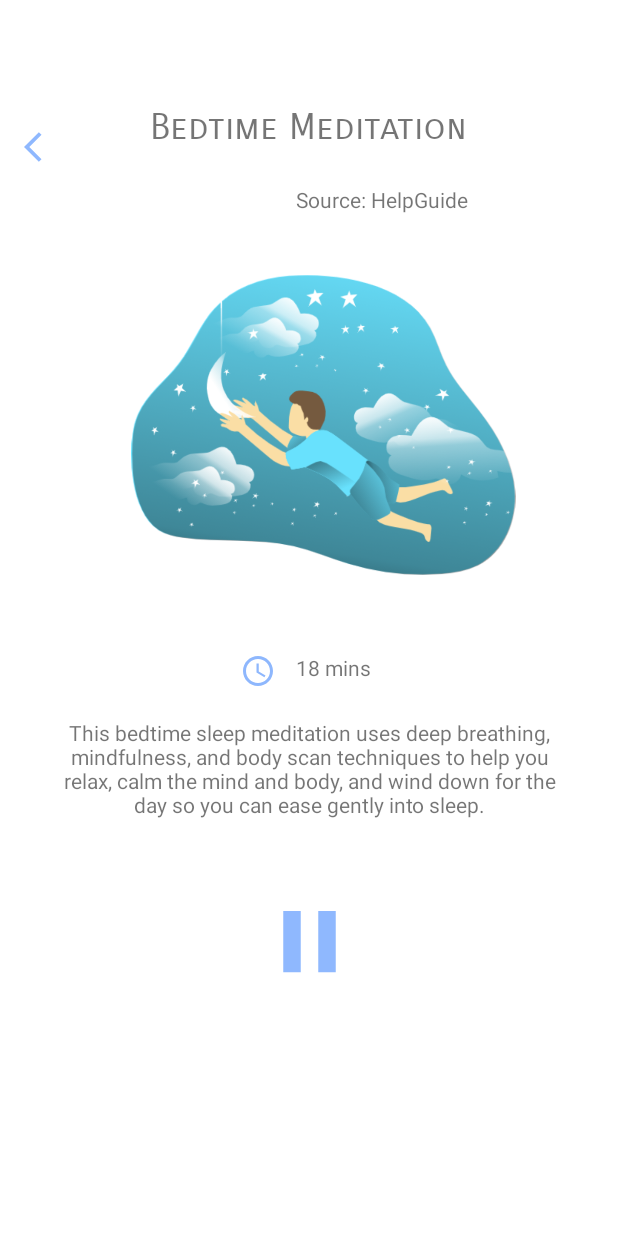
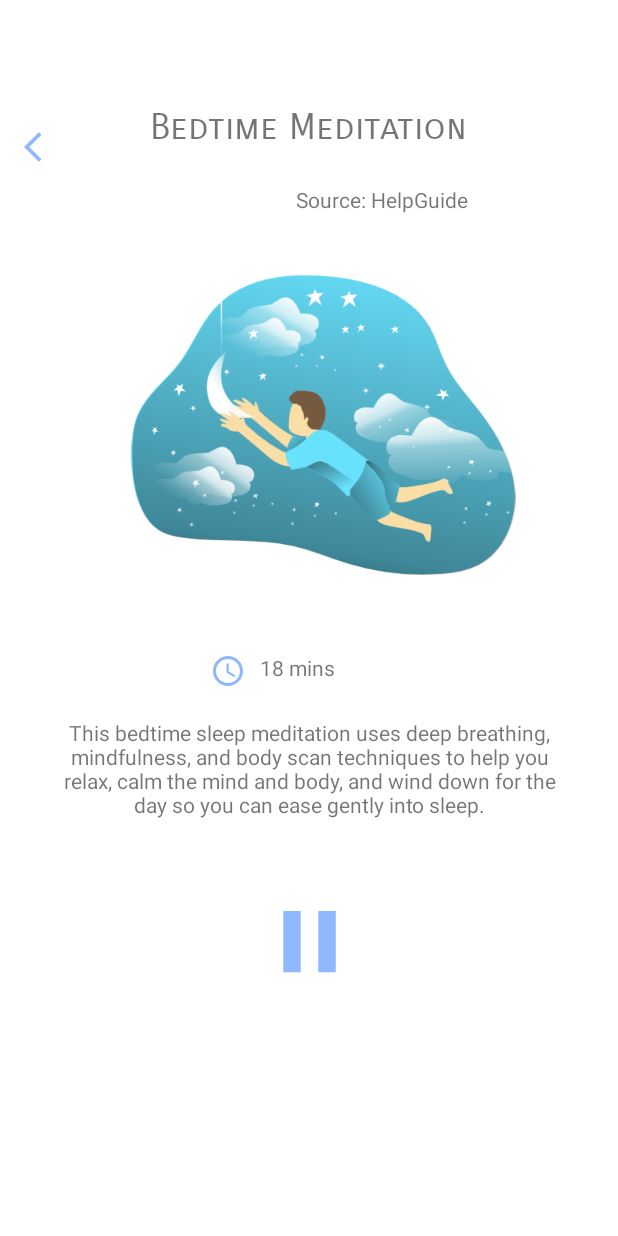
Before and after one commit to hl2703/Adrift, an Android app: the AudioActivity screen opened directly, with no data from a screen before it, on a phone screen of 412 x 824 dp. Run offline under Robolectric (Android 15) with nearby library versions, the phone set to English and light mode, and no system bars.

Commit message:
Edit text alignment

```diff
--- a/app/src/main/res/layout/activity_audio.xml
+++ b/app/src/main/res/layout/activity_audio.xml
@@ -80,7 +80,7 @@
         android:layout_width="wrap_content"
         android:layout_height="wrap_content"
         android:layout_marginTop="24dp"
-        android:layout_marginEnd="116dp"
+        android:layout_marginEnd="160dp"
         android:text=" 18 mins"
         app:layout_constraintEnd_toEndOf="parent"
         app:layout_constraintHorizontal_bias="0.172"
@@ -91,7 +91,7 @@
         android:id="@+id/imageView4"
         android:layout_width="wrap_content"
         android:layout_height="wrap_content"
-        android:layout_marginStart="160dp"
+        android:layout_marginStart="140dp"
         android:layout_marginTop="24dp"
         app:layout_constraintStart_toStartOf="parent"
         app:layout_constraintTop_toBottomOf="@+id/imageView2"
```
